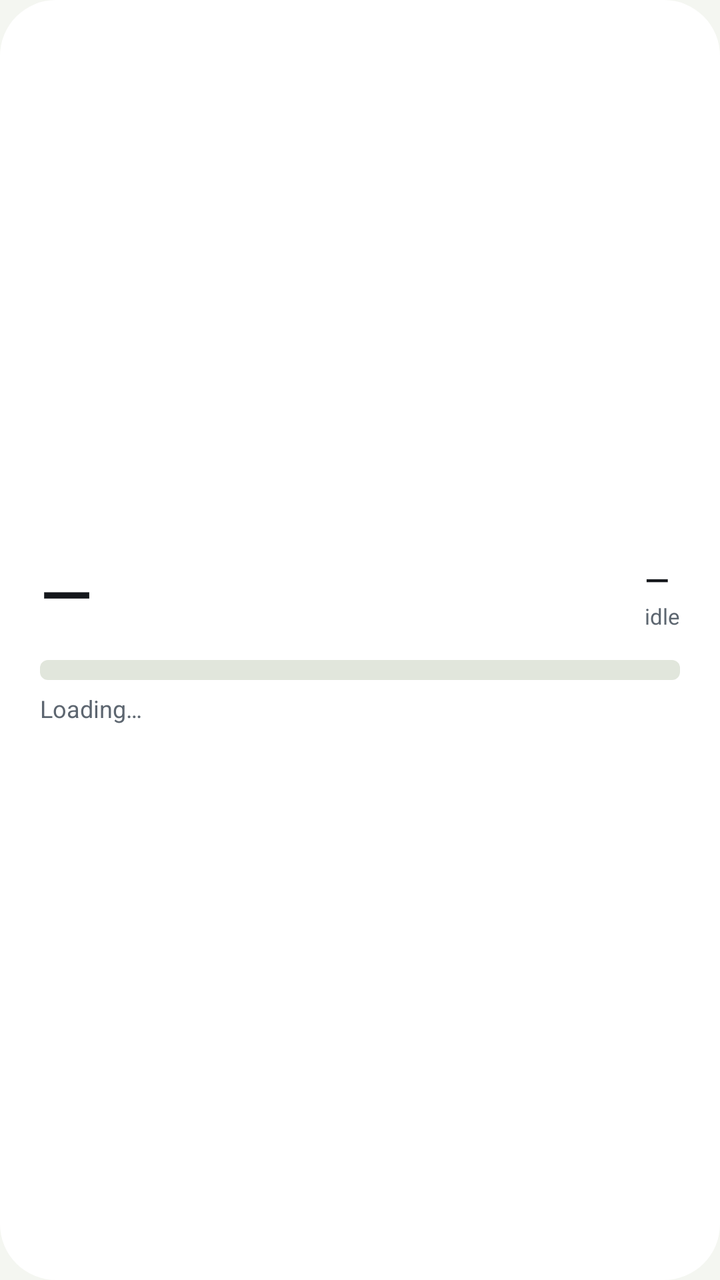
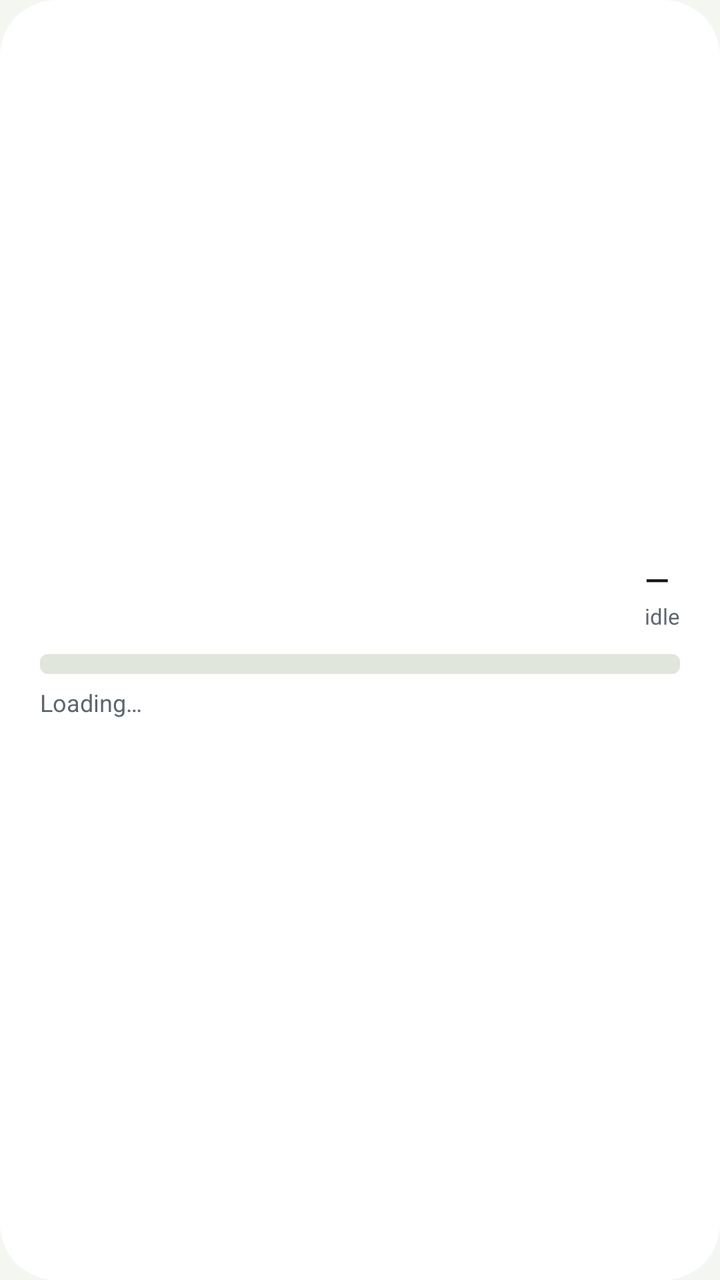

Two renders of the same Android screen: before a commit and after it. Below are the layout's source before the change and the commit's diff.
<!-- AndroidManifest.xml: application theme Theme.EcoWi -->
<!-- res/layout/widget_tall.xml -->
<?xml version="1.0" encoding="utf-8"?>
<FrameLayout xmlns:android="http://schemas.android.com/apk/res/android"
    android:id="@android:id/background"
    android:layout_width="match_parent"
    android:layout_height="match_parent">

    <include layout="@layout/part_bg" />

    <LinearLayout
        android:layout_width="match_parent"
        android:layout_height="match_parent"
        android:gravity="center_vertical"
        android:orientation="vertical"
        android:paddingStart="20dp"
        android:paddingTop="16dp"
        android:paddingEnd="20dp"
        android:paddingBottom="16dp">

        <LinearLayout
            android:layout_width="match_parent"
            android:layout_height="wrap_content"
            android:gravity="center_vertical"
            android:orientation="horizontal">

            <ImageView
                android:id="@+id/charge_icon"
                android:layout_width="22dp"
                android:layout_height="22dp"
                android:layout_marginEnd="4dp"
                android:importantForAccessibility="no"
                android:src="@drawable/ic_bolt"
                android:visibility="gone" />

            <TextView
                android:id="@+id/soc_text"
                style="@style/EW.Widget.Soc.Large"
                android:layout_width="0dp"
                android:layout_height="wrap_content"
                android:layout_weight="1"
                android:text="@string/soc_unknown" />

            <include layout="@layout/part_load" />
        </LinearLayout>

        <include
            layout="@layout/part_bar"
            android:layout_width="match_parent"
            android:layout_height="10dp"
            android:layout_marginTop="12dp" />

        <TextView
            android:id="@+id/caption_text"
            style="@style/EW.Widget.Caption"
            android:layout_width="match_parent"
            android:layout_height="wrap_content"
            android:layout_marginTop="8dp"
            android:text="@string/caption_loading" />
    </LinearLayout>
</FrameLayout>
<!-- res/layout/part_bg.xml (included above) -->
<?xml version="1.0" encoding="utf-8"?>
<ImageView xmlns:android="http://schemas.android.com/apk/res/android"
    android:id="@+id/bg"
    android:layout_width="match_parent"
    android:layout_height="match_parent"
    android:importantForAccessibility="no"
    android:scaleType="fitXY"
    android:src="@drawable/w_bg_shape" />
<!-- res/layout/part_load.xml (included above) -->
<?xml version="1.0" encoding="utf-8"?>
<FrameLayout xmlns:android="http://schemas.android.com/apk/res/android"
    android:id="@+id/load_block"
    android:layout_width="wrap_content"
    android:layout_height="wrap_content">

    <LinearLayout
        android:id="@+id/load_single"
        android:layout_width="wrap_content"
        android:layout_height="wrap_content"
        android:layout_gravity="center"
        android:gravity="center_vertical"
        android:orientation="horizontal">

        <ImageView
            android:id="@+id/load_single_icon"
            style="@style/EW.Widget.LoadIcon"
            android:src="@drawable/ic_idle" />

        <LinearLayout
            android:layout_width="wrap_content"
            android:layout_height="wrap_content"
            android:layout_marginStart="8dp"
            android:orientation="vertical">

            <TextView
                android:id="@+id/load_single_value"
                style="@style/EW.Widget.LoadValue"
                android:text="@string/soc_unknown" />

            <TextView
                android:id="@+id/load_single_label"
                style="@style/EW.Widget.LoadLabel"
                android:text="@string/label_idle" />
        </LinearLayout>
    </LinearLayout>

    <ViewFlipper
        android:id="@+id/load_flipper"
        android:layout_width="wrap_content"
        android:layout_height="wrap_content"
        android:layout_gravity="center"
        android:autoStart="true"
        android:flipInterval="5000"
        android:inAnimation="@anim/ew_flip_in"
        android:measureAllChildren="true"
        android:outAnimation="@anim/ew_flip_out"
        android:visibility="gone">

        <LinearLayout
            android:layout_width="wrap_content"
            android:layout_height="wrap_content"
            android:gravity="center_vertical"
            android:orientation="horizontal">

            <ImageView
                android:id="@+id/ac_icon"
                style="@style/EW.Widget.LoadIcon"
                android:src="@drawable/ic_ac" />

            <LinearLayout
                android:layout_width="wrap_content"
                android:layout_height="wrap_content"
                android:layout_marginStart="8dp"
                android:orientation="vertical">

                <TextView android:id="@+id/ac_value" style="@style/EW.Widget.LoadValue" />

                <TextView
                    android:id="@+id/ac_label"
                    style="@style/EW.Widget.LoadLabel"
                    android:text="@string/label_ac" />
            </LinearLayout>
        </LinearLayout>

        <LinearLayout
            android:layout_width="wrap_content"
            android:layout_height="wrap_content"
            android:gravity="center_vertical"
            android:orientation="horizontal">

            <ImageView
                android:id="@+id/dc_icon"
                style="@style/EW.Widget.LoadIcon"
                android:src="@drawable/ic_dc" />

            <LinearLayout
                android:layout_width="wrap_content"
                android:layout_height="wrap_content"
                android:layout_marginStart="8dp"
                android:orientation="vertical">

                <TextView android:id="@+id/dc_value" style="@style/EW.Widget.LoadValue" />

                <TextView
                    android:id="@+id/dc_label"
                    style="@style/EW.Widget.LoadLabel"
                    android:text="@string/label_dc" />
            </LinearLayout>
        </LinearLayout>
    </ViewFlipper>
</FrameLayout>
<!-- res/layout/part_bar.xml (included above) -->
<?xml version="1.0" encoding="utf-8"?>
<FrameLayout xmlns:android="http://schemas.android.com/apk/res/android"
    android:layout_width="match_parent"
    android:layout_height="8dp">

    <ImageView
        android:id="@+id/bar_track"
        android:layout_width="match_parent"
        android:layout_height="match_parent"
        android:importantForAccessibility="no"
        android:scaleType="fitXY"
        android:src="@drawable/w_bar_shape"
        android:tint="@color/ew_w_track_auto" />

    <ImageView
        android:id="@+id/bar_fill"
        android:layout_width="match_parent"
        android:layout_height="match_parent"
        android:importantForAccessibility="no"
        android:scaleType="fitXY"
        android:src="@drawable/w_bar_level" />
</FrameLayout>
<!-- resources referenced by this layout -->
<resources>
  <color name="ew_w_track_auto">@color/ew_w_track_light</color>
  <!-- drawable ic_ac (drawable) -->
  <?xml version="1.0" encoding="utf-8"?>
  <vector xmlns:android="http://schemas.android.com/apk/res/android"
      android:width="24dp" android:height="24dp" android:viewportWidth="24" android:viewportHeight="24">
      <path android:fillColor="#FFFFFFFF"
          android:pathData="M8.5,2h2v5h-2z M13.5,2h2v5h-2z M6,8h12v4c0,3.31 -2.69,6 -6,6s-6,-2.69 -6,-6z M11,18h2v4h-2z" />
  </vector>
  <!-- drawable ic_bolt (drawable) -->
  <?xml version="1.0" encoding="utf-8"?>
  <vector xmlns:android="http://schemas.android.com/apk/res/android"
      android:width="24dp" android:height="24dp" android:viewportWidth="24" android:viewportHeight="24">
      <path android:fillColor="@color/ew_batt_high_dark"
          android:pathData="M13.5,2L5,13.5h5.5L9.5,22L19,10h-5.5z" />
  </vector>
  <!-- drawable ic_idle (drawable) -->
  <?xml version="1.0" encoding="utf-8"?>
  <vector xmlns:android="http://schemas.android.com/apk/res/android"
      android:width="24dp" android:height="24dp" android:viewportWidth="24" android:viewportHeight="24">
      <path android:fillColor="#FFFFFFFF"
          android:pathData="M11,2h2v10h-2z M6.86,6.87L8.14,8.4A6,6 0,1 0,15.86 8.4L17.14,6.87A8,8 0,1 1,6.86 6.87z" />
  </vector>
  <!-- drawable w_bar_level (drawable) -->
  <?xml version="1.0" encoding="utf-8"?>
  <scale xmlns:android="http://schemas.android.com/apk/res/android"
      android:drawable="@drawable/w_bar_shape"
      android:scaleGravity="start|center_vertical"
      android:scaleWidth="100%" />
  <!-- drawable w_bar_shape (drawable) -->
  <?xml version="1.0" encoding="utf-8"?>
  <shape xmlns:android="http://schemas.android.com/apk/res/android" android:shape="rectangle">
      <corners android:radius="4dp" />
      <solid android:color="#FFFFFFFF" />
  </shape>
  <!-- drawable w_bg_shape (drawable) -->
  <?xml version="1.0" encoding="utf-8"?>
  <shape xmlns:android="http://schemas.android.com/apk/res/android" android:shape="rectangle">
      <corners android:radius="@dimen/ew_widget_radius" />
      <solid android:color="#FFFFFFFF" />
  </shape>
  <string name="caption_loading">Loading…</string>
  <string name="label_ac">AC</string>
  <string name="label_dc">DC</string>
  <string name="label_idle">idle</string>
  <string name="soc_unknown">—</string>
  <style name="EW.Widget.Caption" parent="">
          <item name="android:textColor">@color/ew_w_text2_auto</item>
          <item name="android:textSize">12sp</item>
          <item name="android:maxLines">1</item>
          <item name="android:ellipsize">end</item>
          <item name="android:includeFontPadding">false</item>
      </style>
  <style name="EW.Widget.LoadIcon" parent="">
          <item name="android:layout_width">22dp</item>
          <item name="android:layout_height">22dp</item>
          <item name="android:importantForAccessibility">no</item>
      </style>
  <style name="EW.Widget.Soc.Large">
          <item name="android:textSize">34sp</item>
      </style>
  <style name="Theme.EcoWi" parent="android:Theme.Material.Light.NoActionBar">
          <item name="android:windowBackground">@color/ew_app_bg</item>
          <item name="android:statusBarColor">@android:color/transparent</item>
          <item name="android:navigationBarColor">@android:color/transparent</item>
      </style>
  <color name="ew_w_track_light">#FFE1E6DC</color>
  <color name="ew_batt_high_dark">@color/ew_neon_tube</color>
  <dimen name="ew_widget_radius">24dp</dimen>
  <color name="ew_w_text2_auto">@color/ew_w_text2_light</color>
  <color name="ew_w_text_auto">@color/ew_w_text_light</color>
  <color name="ew_app_bg">#FFF4F6F1</color>
  <color name="ew_neon_tube">#FFC9EE85</color>
  <color name="ew_w_text2_light">#FF5D6670</color>
  <color name="ew_w_text_light">#FF15181C</color>
  <!-- unchanged entries left out for length: 3 -->
</resources>

<!-- the commit's change to res/layout/widget_tall.xml (unified diff, before → after) -->
@@ -31,13 +31,14 @@
                 android:src="@drawable/ic_bolt"
                 android:visibility="gone" />
 
-            <TextView
-                android:id="@+id/soc_text"
-                style="@style/EW.Widget.Soc.Large"
+            <ImageView
+                android:id="@+id/soc_img"
                 android:layout_width="0dp"
                 android:layout_height="wrap_content"
                 android:layout_weight="1"
-                android:text="@string/soc_unknown" />
+                android:adjustViewBounds="true"
+                android:importantForAccessibility="yes"
+                android:scaleType="fitStart" />
 
             <include layout="@layout/part_load" />
         </LinearLayout>
<!-- resource entries referenced after the edit -->
@@ -57,9 +57,6 @@
           <item name="android:layout_height">22dp</item>
           <item name="android:importantForAccessibility">no</item>
       </style>
-  <style name="EW.Widget.Soc.Large">
-          <item name="android:textSize">34sp</item>
-      </style>
   <style name="Theme.EcoWi" parent="android:Theme.Material.Light.NoActionBar">
           <item name="android:windowBackground">@color/ew_app_bg</item>
           <item name="android:statusBarColor">@android:color/transparent</item>
